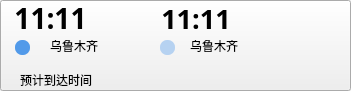
First picture: the form in qt/ticket.ui, repository luaming/Traffic-consultation-system, before the edit.
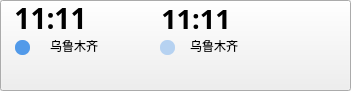
Second picture: the form after the edit.

Patch:
```diff
--- a/qt/ticket.ui
+++ b/qt/ticket.ui
@@ -274,7 +274,7 @@
     <rect>
      <x>20</x>
      <y>70</y>
-     <width>161</width>
+     <width>181</width>
      <height>20</height>
     </rect>
    </property>
@@ -288,7 +288,7 @@
     <string notr="true">background-color:rgba(0,0,0,0);</string>
    </property>
    <property name="text">
-    <string>预计到达时间</string>
+    <string/>
    </property>
   </widget>
   <widget class="QLabel" name="time">
```
